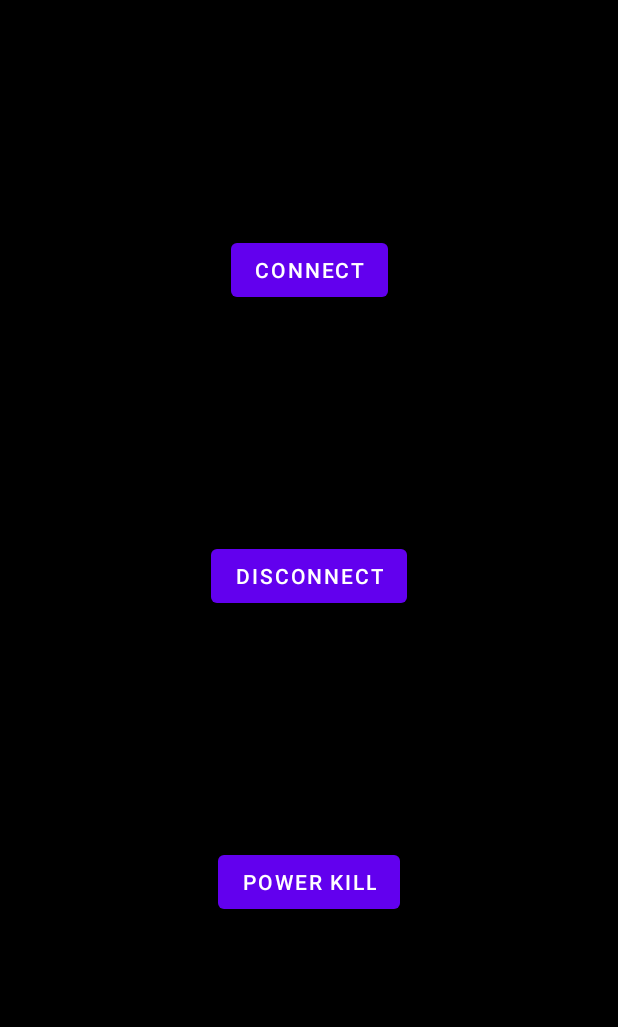
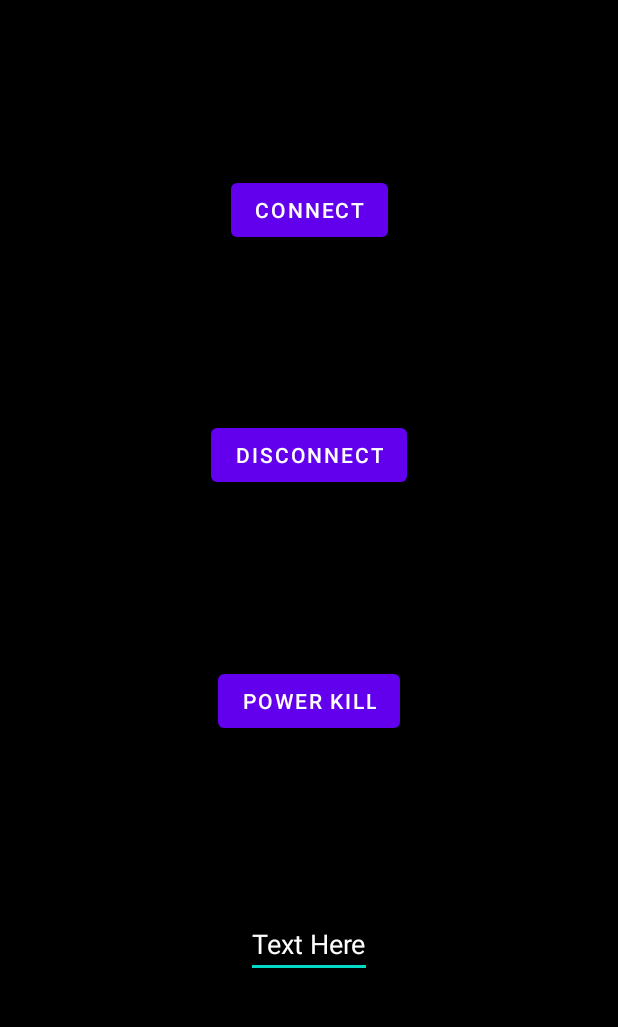
Before and after one commit to KOHTheCodeMaster/TaskKiller, an Android app: the screen it shows after launch (MainActivity), on a phone screen of 412 x 824 dp, the part 84-1111 px from its top. Run offline under Robolectric (Android 15) with nearby library versions, the phone set to English and light mode, and no system bars.

```diff
--- a/app/src/main/java/com/github/kohthecodemaster/activity/MainActivity.java
+++ b/app/src/main/java/com/github/kohthecodemaster/activity/MainActivity.java
@@ -29,7 +29,6 @@ public class MainActivity extends AppCompatActivity {
     public static TKServiceBinder tkServiceBinder;
 
     List<TaskPojo> tasksToBeKilled;
-    private boolean isServiceActive;
 
     @Override
     protected void onCreate(Bundle savedInstanceState) {
@@ -38,8 +37,9 @@ public class MainActivity extends AppCompatActivity {
         setContentView(R.layout.activity_main);
 
 //        Log.v(TAG, "onCreate: Begin.");
+        Log.v(TAG, "onCreate: Begin. " + this.hashCode());
         this.major();
-//        Log.v(TAG, "onCreate: End.");
+        Log.v(TAG, "onCreate: End.");
 
     }
 
@@ -99,7 +99,6 @@ public class MainActivity extends AppCompatActivity {
             Log.d(TAG, "tkServiceBinder: Invoked.");
 //            MainActivity.this.taskKillerAccessibilityService = service;
             this.taskKillerAccessibilityService = service;
-            this.isServiceActive = service != null;
         };
     }
 
--- a/app/src/main/res/layout/activity_main.xml
+++ b/app/src/main/res/layout/activity_main.xml
@@ -37,11 +37,22 @@
         android:layout_height="wrap_content"
         android:text="POWER KILL"
         android:textColor="@color/white"
-        app:layout_constraintBottom_toBottomOf="parent"
+        app:layout_constraintBottom_toTopOf="@id/idEditText"
         app:layout_constraintEnd_toEndOf="parent"
         app:layout_constraintStart_toStartOf="parent"
         app:layout_constraintTop_toBottomOf="@id/idDisconnectServiceBtn"
         android:onClick="onPowerKillBtnClickListener"
         tools:ignore="HardcodedText" />
+    <EditText
+        android:id="@+id/idEditText"
+        android:layout_width="wrap_content"
+        android:layout_height="wrap_content"
+        android:text="Text Here"
+        android:textColor="@color/white"
+        app:layout_constraintBottom_toBottomOf="parent"
+        app:layout_constraintEnd_toEndOf="parent"
+        app:layout_constraintStart_toStartOf="parent"
+        app:layout_constraintTop_toBottomOf="@id/idPowerKillBtn"
+        tools:ignore="HardcodedText" />
 
 </androidx.constraintlayout.widget.ConstraintLayout>
```
Also changed, not shown: app/src/main/java/com/github/kohthecodemaster/service/SimulationService.java (added, +92 -0 lines), app/src/main/java/com/github/kohthecodemaster/service/TaskKillerAccessibilityService.java (+43 -22 lines), 1 other file.
